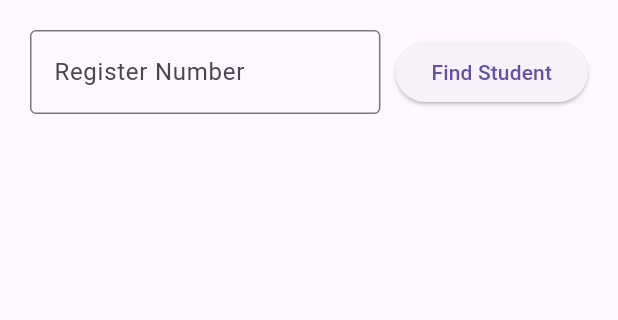
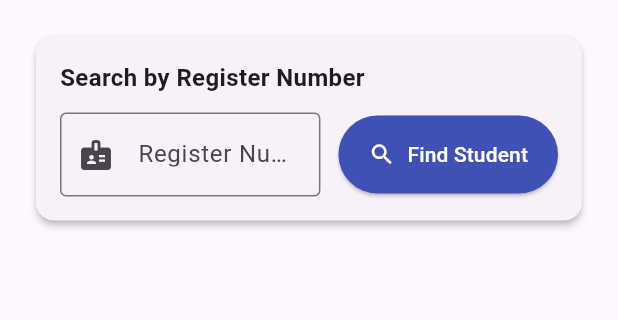
Before and after one commit to VSRAJHAVEL/FlutterLaboratory, a Flutter app: the screen it shows after launch, after a tap on "Find Student", on a phone screen of 412 x 824 dp, the part 84-404 px from its top. Run offline on Flutter 3.47's test engine with Material 3 defaults, Android fonts, the phone set to English and light mode, and no system bars; our stand-ins replace cloud_firestore, firebase_core, sqflite, sqflite_common_ffi_web; accounts and stored records are empty.

Commit message:
Fix search logic in exp_09 to seamlessly load offline sample records and allow custom drafts

```diff
--- a/exp_09/lib/main.dart
+++ b/exp_09/lib/main.dart
@@ -61,6 +61,16 @@ class _UpdatePageState extends State<UpdatePage> {
       'department': 'Information Technology',
       'email': 'santhosh@example.com',
     },
+    '101': {
+      'name': 'Rajhavel V S',
+      'department': 'Computer Science and Engineering',
+      'email': 'vsrajhavel@gmail.com',
+    },
+    '1': {
+      'name': 'Rajhavel V S',
+      'department': 'Computer Science and Engineering',
+      'email': 'vsrajhavel@gmail.com',
+    },
   };
 
   String? documentId;
@@ -92,20 +102,13 @@ class _UpdatePageState extends State<UpdatePage> {
           emailController.text = data['email'] ?? '';
           isLoading = false;
         });
-      } else {
-        setState(() {
-          nameController.clear();
-          departmentController.clear();
-          emailController.clear();
-          isLoading = false;
-        });
+        return;
+      }
+    } catch (_) {
+      // Fall through to local store
+    }
 
-        if (!mounted) return;
-        ScaffoldMessenger.of(context).showSnackBar(
-          const SnackBar(content: Text('Student not found')),
-        );
-      }
-    } catch (e) {
+    // Check offline student database
     if (_offlineStudents.containsKey(registerNumber)) {
       final data = _offlineStudents[registerNumber]!;
       setState(() {
@@ -115,49 +118,75 @@ class _UpdatePageState extends State<UpdatePage> {
         emailController.text = data['email'] ?? '';
         isLoading = false;
       });
+
       if (!mounted) return;
       ScaffoldMessenger.of(context).showSnackBar(
-          const SnackBar(content: Text('Student record loaded successfully!')),
+        const SnackBar(
+          content: Text('Student record loaded successfully!'),
+          backgroundColor: Colors.green,
+        ),
       );
     } else {
-        setState(() => isLoading = false);
+      // Create new record draft for any entered register number
+      setState(() {
+        documentId = 'local_$registerNumber';
+        nameController.text = '';
+        departmentController.text = '';
+        emailController.text = '';
+        isLoading = false;
+      });
+
       if (!mounted) return;
       ScaffoldMessenger.of(context).showSnackBar(
-          const SnackBar(content: Text('Student not found. Try sample: 210101 or 210102')),
+        SnackBar(
+          content: Text('New record initialized for $registerNumber. Enter details and save.'),
+        ),
       );
-      }
     }
   }
 
   Future<void> updateStudent() async {
     if (documentId == null) return;
 
-    try {
-      await students.doc(documentId).update({
+    final reg = registerController.text.trim();
+    final updatedData = {
       'name': nameController.text.trim(),
       'department': departmentController.text.trim(),
       'email': emailController.text.trim(),
-      });
+    };
+
+    if (documentId!.startsWith('local_')) {
+      _offlineStudents[reg] = updatedData;
+      if (!mounted) return;
+      ScaffoldMessenger.of(context).showSnackBar(
+        const SnackBar(
+          content: Text('Student updated successfully!'),
+          backgroundColor: Colors.green,
+        ),
+      );
+      setState(() {});
+      return;
+    }
+
+    try {
+      await students.doc(documentId).update(updatedData);
 
       if (!mounted) return;
       ScaffoldMessenger.of(context).showSnackBar(
         const SnackBar(
           content: Text('Student updated successfully!'),
+          backgroundColor: Colors.green,
         ),
       );
 
       setState(() {});
     } catch (e) {
-      final reg = registerController.text.trim();
-      _offlineStudents[reg] = {
-        'name': nameController.text.trim(),
-        'department': departmentController.text.trim(),
-        'email': emailController.text.trim(),
-      };
+      _offlineStudents[reg] = updatedData;
       if (!mounted) return;
       ScaffoldMessenger.of(context).showSnackBar(
         const SnackBar(
           content: Text('Student updated successfully!'),
+          backgroundColor: Colors.green,
         ),
       );
       setState(() {});
@@ -185,55 +214,133 @@ class _UpdatePageState extends State<UpdatePage> {
         padding: const EdgeInsets.all(20),
         child: Column(
           children: [
+            Card(
+              elevation: 2,
+              child: Padding(
+                padding: const EdgeInsets.all(16),
+                child: Column(
+                  crossAxisAlignment: CrossAxisAlignment.start,
+                  children: [
+                    const Text(
+                      'Search by Register Number',
+                      style: TextStyle(
+                        fontSize: 16,
+                        fontWeight: FontWeight.bold,
+                      ),
+                    ),
+                    const SizedBox(height: 12),
                     Row(
                       children: [
                         Expanded(
                           child: TextField(
                             controller: registerController,
                             decoration: const InputDecoration(
-                      labelText: 'Register Number',
+                              labelText: 'Register Number (e.g. 210101)',
                               border: OutlineInputBorder(),
+                              prefixIcon: Icon(Icons.badge),
+                            ),
+                            onSubmitted: (_) => searchStudent(),
                           ),
                         ),
+                        const SizedBox(width: 12),
+                        ElevatedButton.icon(
+                          onPressed: searchStudent,
+                          style: ElevatedButton.styleFrom(
+                            backgroundColor: Colors.indigo,
+                            foregroundColor: Colors.white,
+                            padding: const EdgeInsets.symmetric(
+                              horizontal: 20,
+                              vertical: 16,
                             ),
-                const SizedBox(width: 10),
-                ElevatedButton(
-                  onPressed: searchStudent,
-                  child: const Text('Find Student'),
+                          ),
+                          icon: const Icon(Icons.search),
+                          label: const Text('Find Student'),
                         ),
                       ],
+                    ),
+                  ],
+                ),
+              ),
             ),
             const SizedBox(height: 20),
             if (isLoading) const CircularProgressIndicator(),
             if (documentId != null) ...[
+              Card(
+                elevation: 3,
+                shape: RoundedRectangleBorder(
+                  borderRadius: BorderRadius.circular(16),
+                ),
+                child: Padding(
+                  padding: const EdgeInsets.all(20),
+                  child: Column(
+                    crossAxisAlignment: CrossAxisAlignment.start,
+                    children: [
+                      Row(
+                        children: [
+                          const CircleAvatar(
+                            backgroundColor: Color(0xFFE8EAF6),
+                            child: Icon(Icons.edit, color: Colors.indigo),
+                          ),
+                          const SizedBox(width: 12),
+                          Text(
+                            'Edit Details: ${registerController.text}',
+                            style: const TextStyle(
+                              fontSize: 18,
+                              fontWeight: FontWeight.bold,
+                            ),
+                          ),
+                        ],
+                      ),
+                      const Divider(height: 24),
                       TextField(
                         controller: nameController,
                         decoration: const InputDecoration(
                           labelText: 'Student Name',
                           border: OutlineInputBorder(),
+                          prefixIcon: Icon(Icons.person),
                         ),
                       ),
-              const SizedBox(height: 12),
+                      const SizedBox(height: 14),
                       TextField(
                         controller: departmentController,
                         decoration: const InputDecoration(
                           labelText: 'Department',
                           border: OutlineInputBorder(),
+                          prefixIcon: Icon(Icons.school),
                         ),
                       ),
-              const SizedBox(height: 12),
+                      const SizedBox(height: 14),
                       TextField(
                         controller: emailController,
                         decoration: const InputDecoration(
-                  labelText: 'Email',
+                          labelText: 'Email Address',
                           border: OutlineInputBorder(),
+                          prefixIcon: Icon(Icons.email),
                         ),
                       ),
-              const SizedBox(height: 18),
-              ElevatedButton.icon(
+                      const SizedBox(height: 20),
+                      SizedBox(
+                        width: double.infinity,
+                        height: 48,
+                        child: ElevatedButton.icon(
                           onPressed: updateStudent,
-                icon: const Icon(Icons.update),
-                label: const Text('Update Student'),
+                          style: ElevatedButton.styleFrom(
+                            backgroundColor: Colors.indigo,
+                            foregroundColor: Colors.white,
+                            shape: RoundedRectangleBorder(
+                              borderRadius: BorderRadius.circular(10),
+                            ),
+                          ),
+                          icon: const Icon(Icons.save),
+                          label: const Text(
+                            'Update Student',
+                            style: TextStyle(fontSize: 16),
+                          ),
+                        ),
+                      ),
+                    ],
+                  ),
+                ),
               ),
             ],
           ],
```
Lines whose indentation alone changed are shown as unchanged.
